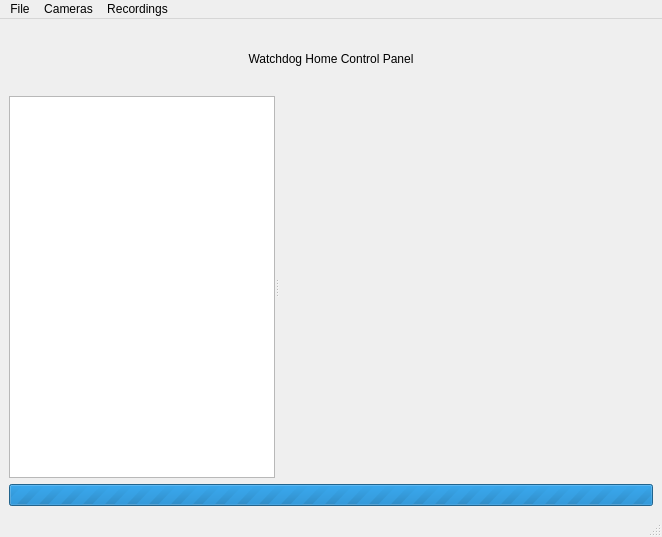
This is home_control_panel/app/frontend/gui/HCPMainWindow.ui in COS301-SE-2020/Watchdog as Qt 5 draws it before an edit. The edited form follows.
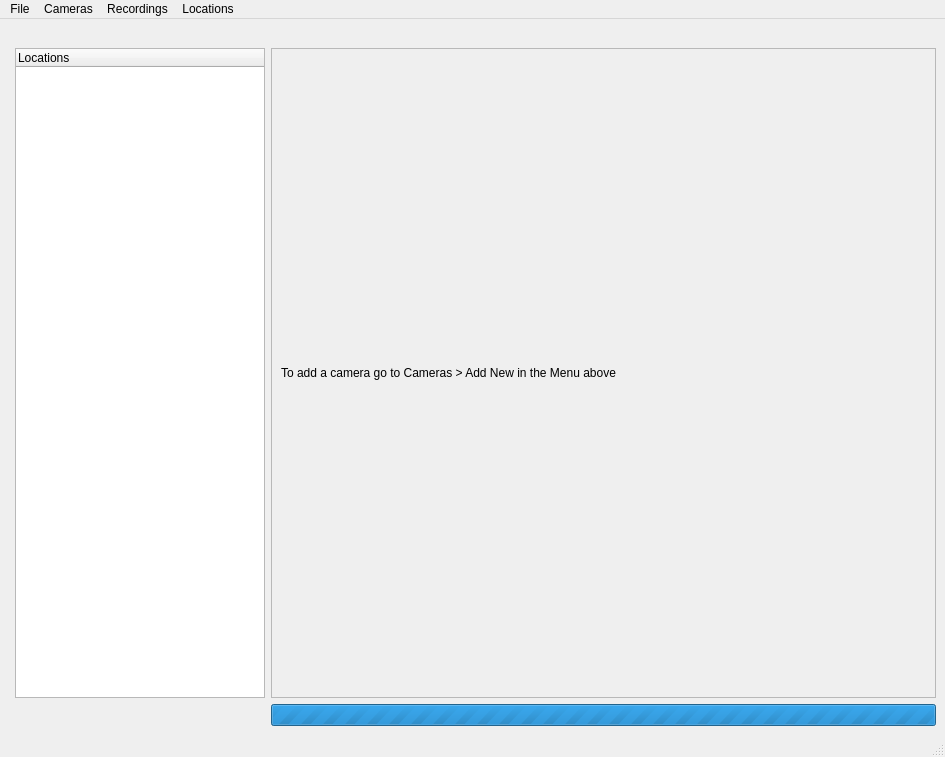
This is the edited form. Icons and pictures are not drawn.

Commit message: Added All dialogs and Connected Adding Cameras and locations + Added Stream View

Diff of the .ui file:
```diff
--- a/home_control_panel/app/frontend/gui/HCPMainWindow.ui
+++ b/home_control_panel/app/frontend/gui/HCPMainWindow.ui
@@ -6,14 +6,14 @@
    <rect>
     <x>0</x>
     <y>0</y>
-    <width>662</width>
-    <height>537</height>
+    <width>945</width>
+    <height>757</height>
    </rect>
   </property>
   <property name="minimumSize">
    <size>
-    <width>662</width>
-    <height>524</height>
+    <width>945</width>
+    <height>757</height>
    </size>
   </property>
   <property name="windowTitle">
@@ -26,69 +26,34 @@
    <property name="styleSheet">
     <string notr="true"/>
    </property>
-   <layout class="QGridLayout" name="gridLayout_2">
-    <item row="2" column="0">
-     <widget class="QSplitter" name="splitter">
-      <property name="minimumSize">
-       <size>
-        <width>576</width>
-        <height>310</height>
-       </size>
+   <layout class="QGridLayout" name="gridLayout">
+    <item row="1" column="2">
+     <widget class="QScrollArea" name="scrollArea">
+      <property name="widgetResizable">
+       <bool>true</bool>
       </property>
-      <property name="orientation">
-       <enum>Qt::Horizontal</enum>
-      </property>
-      <widget class="QTreeView" name="rooms">
-       <property name="minimumSize">
-        <size>
-         <width>200</width>
-         <height>0</height>
-        </size>
+      <widget class="QWidget" name="scrollAreaContents">
+       <property name="geometry">
+        <rect>
+         <x>0</x>
+         <y>0</y>
+         <width>649</width>
+         <height>494</height>
+        </rect>
        </property>
-       <property name="maximumSize">
-        <size>
-         <width>266</width>
-         <height>16777215</height>
-        </size>
-       </property>
-       <property name="styleSheet">
-        <string notr="true"/>
-       </property>
+       <layout class="QGridLayout" name="cameras">
+        <item row="0" column="0">
+         <widget class="QLabel" name="promptLabel">
+          <property name="text">
+           <string>To add a camera go to Cameras &gt; Add New in the Menu above</string>
+          </property>
+         </widget>
+        </item>
+       </layout>
       </widget>
-      <widget class="QWidget" name="gridLayoutWidget">
-       <property name="minimumSize">
-        <size>
-         <width>360</width>
-         <height>310</height>
-        </size>
-       </property>
-       <layout class="QGridLayout" name="cameras"/>
-      </widget>
      </widget>
     </item>
-    <item row="0" column="0">
-     <widget class="QLabel" name="WatchdogLogo">
-      <property name="minimumSize">
-       <size>
-        <width>638</width>
-        <height>62</height>
-       </size>
-      </property>
-      <property name="maximumSize">
-       <size>
-        <width>16777215</width>
-        <height>62</height>
-       </size>
-      </property>
-      <property name="text">
-       <string>Watchdog Home Control Panel</string>
-      </property>
-      <property name="alignment">
-       <set>Qt::AlignCenter</set>
-      </property>
-     </widget>
-    </item>
-    <item row="3" column="0">
+    <item row="2" column="2">
      <widget class="QProgressBar" name="progressBar">
       <property name="maximum">
        <number>0</number>
@@ -101,6 +66,38 @@
       </property>
      </widget>
     </item>
+    <item row="0" column="0" colspan="3">
+     <layout class="QVBoxLayout" name="verticalLayout">
+      <item>
+       <widget class="QLabel" name="label">
+        <property name="text">
+         <string/>
+        </property>
+        <property name="pixmap">
+         <pixmap resource="resources.qrc">:/images/assets/smallLogo.png</pixmap>
+        </property>
+        <property name="alignment">
+         <set>Qt::AlignCenter</set>
+        </property>
+       </widget>
+      </item>
+     </layout>
+    </item>
+    <item row="1" column="1">
+     <widget class="QTreeWidget" name="locations">
+      <property name="maximumSize">
+       <size>
+        <width>250</width>
+        <height>16777215</height>
+       </size>
+      </property>
+      <column>
+       <property name="text">
+        <string>Locations</string>
+       </property>
+      </column>
+     </widget>
+    </item>
    </layout>
   </widget>
   <widget class="QMenuBar" name="menubar">
@@ -108,7 +105,7 @@
     <rect>
      <x>0</x>
      <y>0</y>
-     <width>662</width>
+     <width>945</width>
      <height>22</height>
     </rect>
    </property>
@@ -131,9 +128,16 @@
     </property>
     <addaction name="actionView_Recordings"/>
    </widget>
+   <widget class="QMenu" name="menuLocations">
+    <property name="title">
+     <string>Locations</string>
+    </property>
+    <addaction name="actionAdd_New_Location"/>
+   </widget>
    <addaction name="menuFile"/>
    <addaction name="menuCameras"/>
    <addaction name="menuRecordings"/>
+   <addaction name="menuLocations"/>
   </widget>
   <widget class="QStatusBar" name="statusbar"/>
   <action name="actionAdd_New_Camera">
```
Left out of the diff: 9 changed lines with no effect on the pictures. The commit also changes 13 other files.
